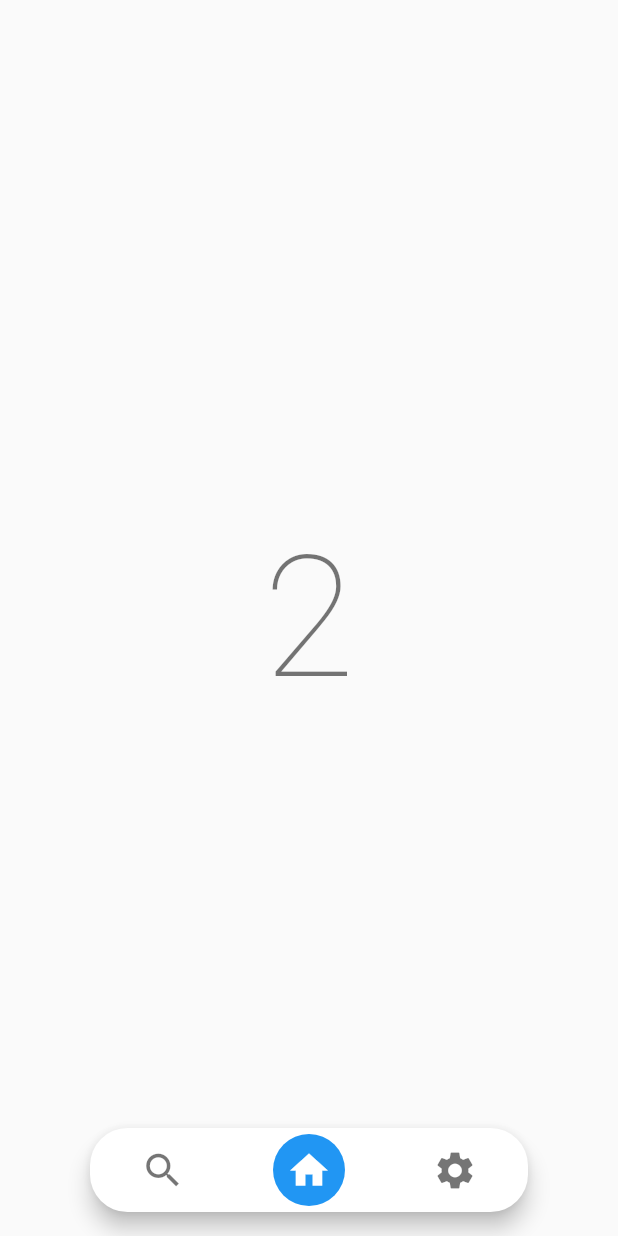
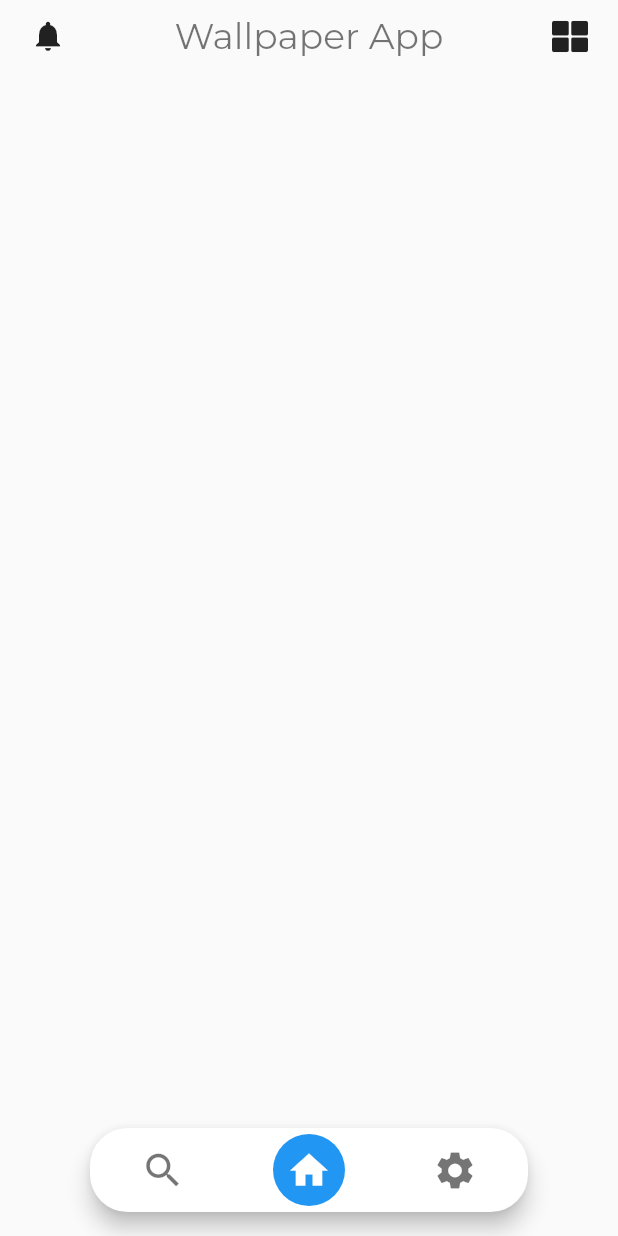
Before and after one commit to visionxStudio/Flutter-wallpaper-app---Walfy, a Flutter app: the screen it shows after launch, on a phone screen of 412 x 824 dp. Run offline on Flutter 3.47's test engine with Material 2 defaults, Android fonts, the phone set to English and light mode, and no system bars; drawn by our look-alikes of flutter_snake_navigationbar; our stand-ins replace animated_text_kit, font_awesome_flutter, get, get_storage, google_fonts; missing offline and left inert: configurable_expansion_tile_null_safety, dynamic_themes.

```diff
--- /dev/null
+++ b/lib/model/category_model.dart
@@ -0,0 +1,4 @@
+class CategorieModel {
+  String? categorieName;
+  String? imgUrl;
+}
--- a/lib/root.dart
+++ b/lib/root.dart
@@ -26,15 +26,7 @@ class _RootState extends State<Root> {
 
   bool showUnselectedLabels = false;
 
-  List<Widget> getBody = [
-    HomeScreen(
-      title: "1",
-    ),
-    HomeScreen(
-      title: "2",
-    ),
-    SettingScreen()
-  ];
+  List<Widget> getBody = [HomeScreen(), HomeScreen(), SettingScreen()];
 
   @override
   Widget build(BuildContext context) {
--- a/lib/screens/homepage/home_screen.dart
+++ b/lib/screens/homepage/home_screen.dart
@@ -1,16 +1,13 @@
 import 'package:flutter/material.dart';
+import 'package:wallpaperapp/screens/homepage/widgets/custom_appbar.dart';
 
 class HomeScreen extends StatelessWidget {
-  final String title;
-
-  const HomeScreen({Key? key, required this.title}) : super(key: key);
   @override
   Widget build(BuildContext context) {
-    return Center(
-      child: Text(
-        title,
-        style: Theme.of(context).textTheme.headline1,
-      ),
+    return ListView(
+      children: [
+        CustomAppBar(),
+      ],
     );
   }
 }
--- /dev/null
+++ b/lib/screens/homepage/widgets/custom_appbar.dart
@@ -0,0 +1,34 @@
+import 'package:flutter/material.dart';
+import 'package:font_awesome_flutter/font_awesome_flutter.dart';
+import 'package:google_fonts/google_fonts.dart';
+
+class CustomAppBar extends StatelessWidget {
+  const CustomAppBar({
+    Key? key,
+  }) : super(key: key);
+
+  @override
+  Widget build(BuildContext context) {
+    return Padding(
+      padding: EdgeInsets.symmetric(horizontal: 8.0),
+      child: Row(
+        mainAxisAlignment: MainAxisAlignment.spaceBetween,
+        children: [
+          IconButton(onPressed: () {}, icon: Icon(Icons.notifications)),
+          Text(
+            "Wallpaper App",
+            style: GoogleFonts.montserrat(
+              // ignore: deprecated_member_use
+              color: Theme.of(context).textTheme.headline1!.color,
+              fontSize: 24.0,
+            ),
+          ),
+          IconButton(
+            onPressed: () {},
+            icon: Icon(FontAwesomeIcons.thLarge),
+          ),
+        ],
+      ),
+    );
+  }
+}
```
Also changed, not shown: lib/data/data.dart (added, +60 -0 lines).
